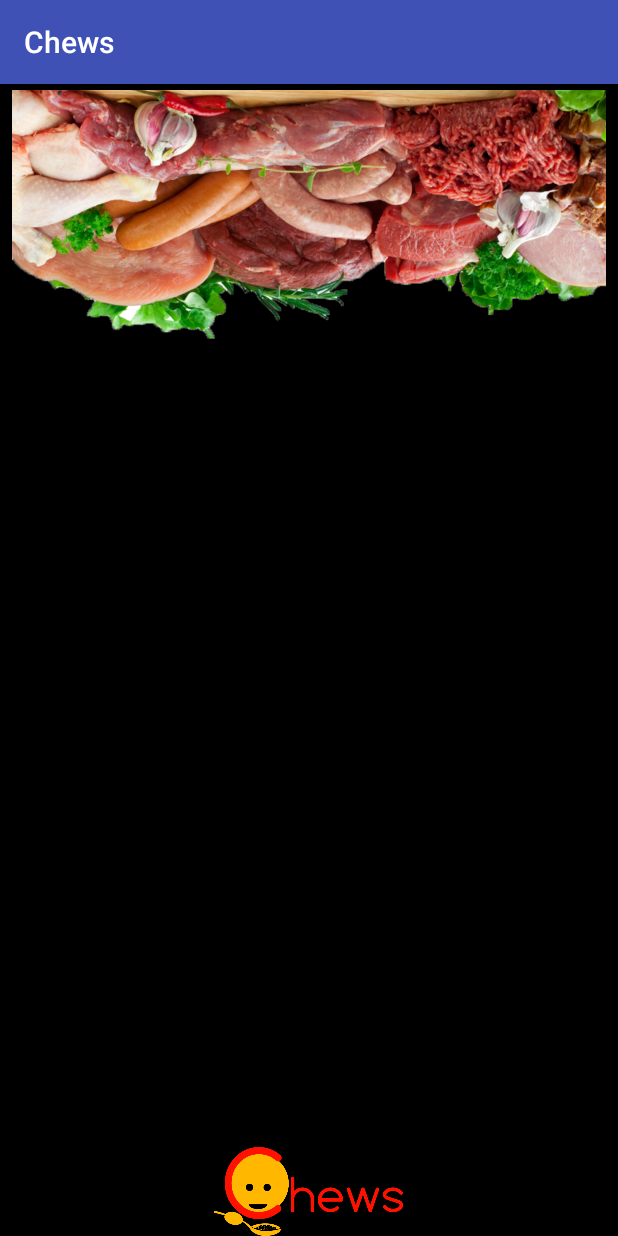
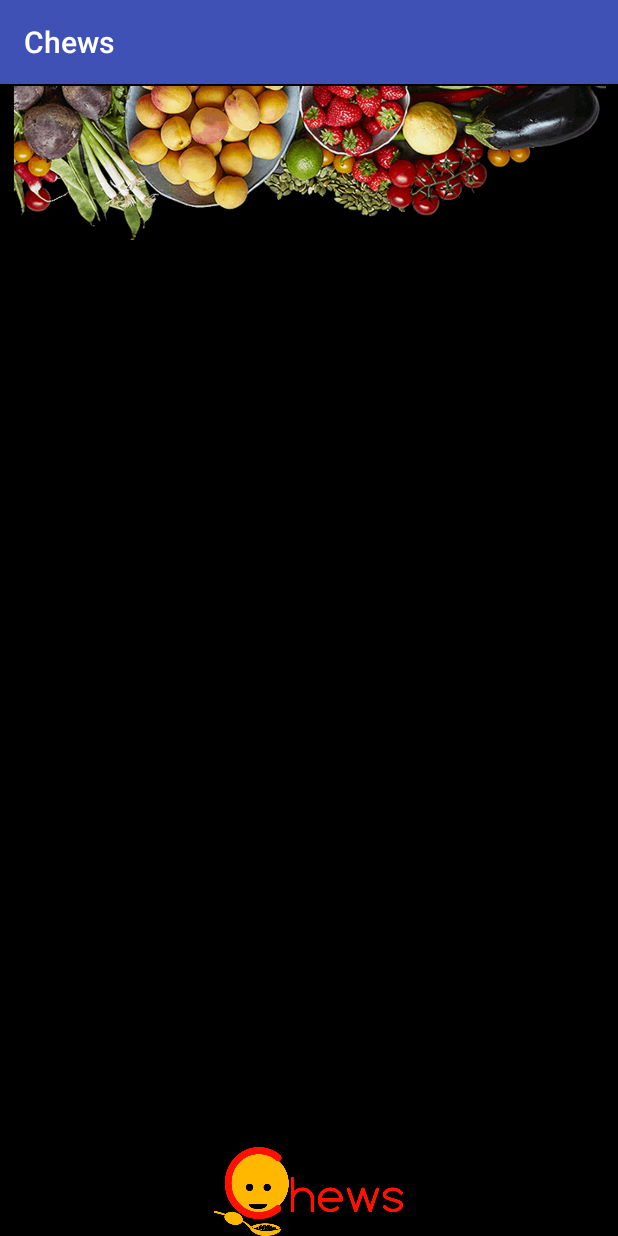
Before and after one commit to biancakris/CST438_Project_Personal_Recipe_Finder, an Android app: the FruitsActivity screen opened directly, with no data from a screen before it, on a phone screen of 412 x 824 dp. Run offline under Robolectric (Android 15) with nearby library versions, the phone set to English and light mode, and no system bars.

Commit message:
fixed banner layout

```diff
--- a/app/src/main/res/layout/activity_dairy.xml
+++ b/app/src/main/res/layout/activity_dairy.xml
@@ -8,12 +8,12 @@
     android:background="@color/black">
 
     <ImageView
-        android:layout_width="425dp"
-        android:layout_height="180dp"
+        android:layout_width="match_parent"
+        android:layout_height="116dp"
         android:layout_alignParentStart="true"
         android:layout_alignParentTop="true"
         android:layout_marginEnd="8dp"
-        android:layout_marginStart="8dp"
+        android:layout_marginStart="0dp"
         android:rotation="180"
         android:src="@drawable/dairy_bg"
         app:layout_constraintEnd_toEndOf="parent"
--- a/app/src/main/res/layout/activity_fruits.xml
+++ b/app/src/main/res/layout/activity_fruits.xml
@@ -8,14 +8,14 @@
     android:background="@color/black">
 
     <ImageView
-        android:layout_width="425dp"
-        android:layout_height="180dp"
+        android:layout_width="match_parent"
+        android:layout_height="105dp"
         android:layout_alignParentStart="true"
         android:layout_alignParentTop="true"
         android:layout_marginEnd="8dp"
-        android:layout_marginStart="8dp"
+        android:layout_marginStart="0dp"
         android:rotation="180"
-        android:src="@drawable/meat_bg"
+        android:src="@drawable/fruit_bg"
         app:layout_constraintEnd_toEndOf="parent"
         app:layout_constraintStart_toStartOf="parent" />
 
--- a/app/src/main/res/layout/activity_grains.xml
+++ b/app/src/main/res/layout/activity_grains.xml
@@ -8,12 +8,10 @@
     android:background="@color/black">
 
     <ImageView
-        android:layout_width="425dp"
-        android:layout_height="180dp"
+        android:layout_width="match_parent"
+        android:layout_height="154dp"
         android:layout_alignParentStart="true"
         android:layout_alignParentTop="true"
-        android:layout_marginEnd="8dp"
-        android:layout_marginStart="8dp"
         android:rotation="180"
         android:src="@drawable/grains_bg"
         app:layout_constraintEnd_toEndOf="parent"
--- a/app/src/main/res/layout/activity_vegetables.xml
+++ b/app/src/main/res/layout/activity_vegetables.xml
@@ -15,7 +15,7 @@
         android:layout_marginEnd="8dp"
         android:layout_marginStart="8dp"
         android:rotation="180"
-        android:src="@drawable/meat_bg"
+        android:src="@drawable/food_banner"
         app:layout_constraintEnd_toEndOf="parent"
         app:layout_constraintStart_toStartOf="parent" />
 
```
Also changed, not shown: app/src/main/res/drawable/fruit_bg.png (renamed from app/src/main/res/drawable/food1.png).
